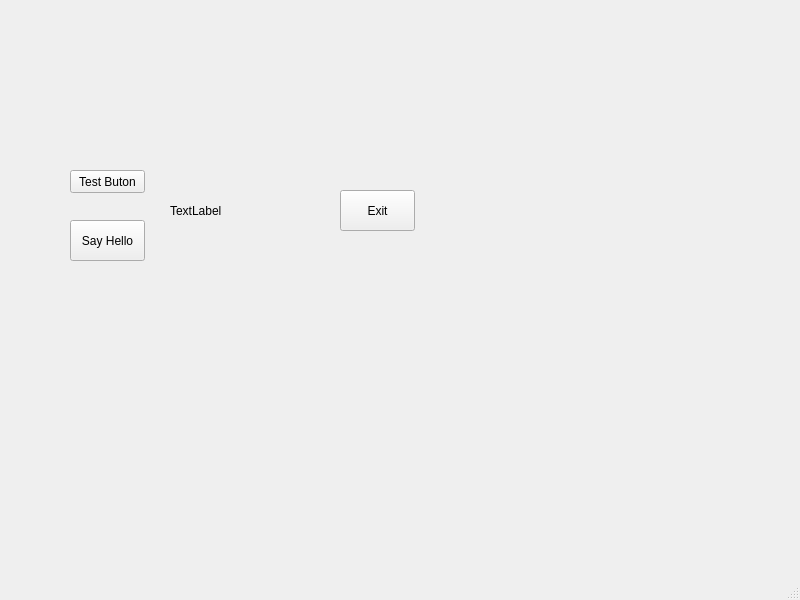
Above: Test 1/mainwindow.ui from tonton96/Object-tracking before the change. Below: the same form after it.
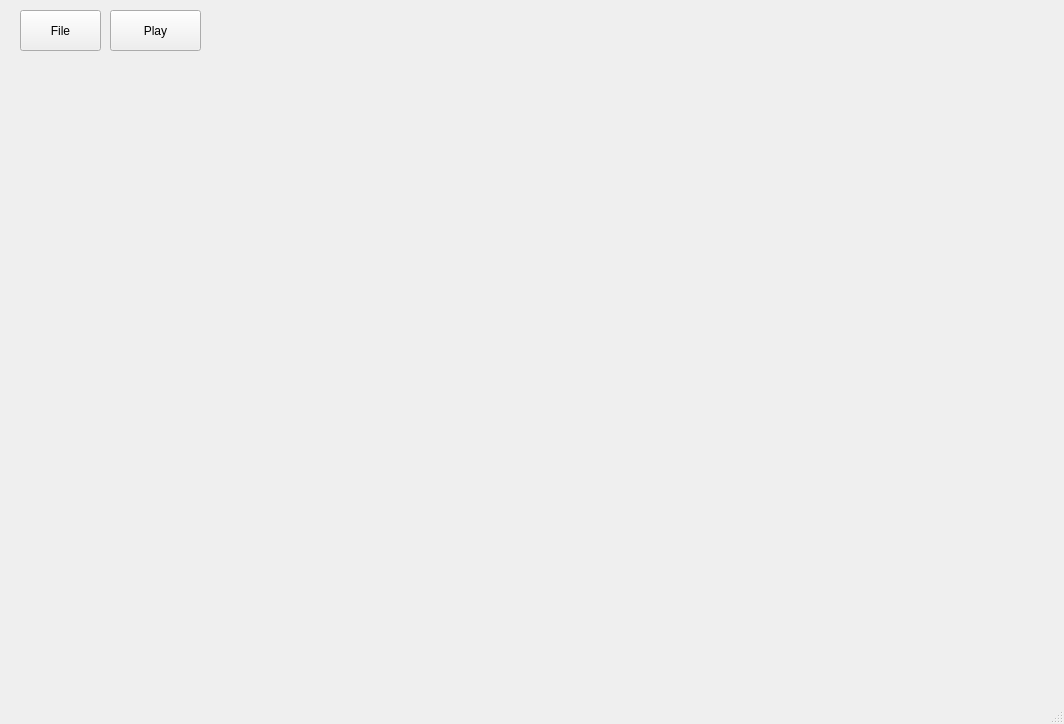
That is the form after the change.

Commit message: [vinhlc] update source Test 1

Diff of the .ui file:
```diff
--- a/Test 1/mainwindow.ui
+++ b/Test 1/mainwindow.ui
@@ -6,27 +6,14 @@
    <rect>
     <x>0</x>
     <y>0</y>
-    <width>800</width>
-    <height>600</height>
+    <width>1064</width>
+    <height>724</height>
    </rect>
   </property>
   <property name="windowTitle">
    <string>MainWindow</string>
   </property>
   <widget class="QWidget" name="centralwidget">
-   <widget class="QPushButton" name="btbClick">
-    <property name="geometry">
-     <rect>
-      <x>70</x>
-      <y>220</y>
-      <width>75</width>
-      <height>41</height>
-     </rect>
-    </property>
-    <property name="text">
-     <string>Say Hello</string>
-    </property>
-   </widget>
    <widget class="QLabel" name="lblText">
     <property name="geometry">
      <rect>
@@ -40,43 +27,30 @@
      <string/>
     </property>
    </widget>
-   <widget class="QLabel" name="lblTxt">
+   <widget class="QPushButton" name="pushButton">
     <property name="geometry">
      <rect>
-      <x>170</x>
-      <y>180</y>
-      <width>131</width>
-      <height>61</height>
+      <x>20</x>
+      <y>10</y>
+      <width>81</width>
+      <height>41</height>
      </rect>
     </property>
     <property name="text">
-     <string>TextLabel</string>
+     <string>File</string>
     </property>
    </widget>
    <widget class="QPushButton" name="btnExit">
     <property name="geometry">
      <rect>
-      <x>340</x>
-      <y>190</y>
-      <width>75</width>
+      <x>110</x>
+      <y>10</y>
+      <width>91</width>
       <height>41</height>
      </rect>
     </property>
     <property name="text">
-     <string>Exit</string>
-    </property>
-   </widget>
-   <widget class="QPushButton" name="btnTest">
-    <property name="geometry">
-     <rect>
-      <x>70</x>
-      <y>170</y>
-      <width>75</width>
-      <height>23</height>
-     </rect>
-    </property>
-    <property name="text">
-     <string>Test Buton</string>
+     <string>Play</string>
     </property>
    </widget>
   </widget>
```
Left out of the diff: 4 changed lines with no effect on the pictures. The commit also changes 4 other files.
